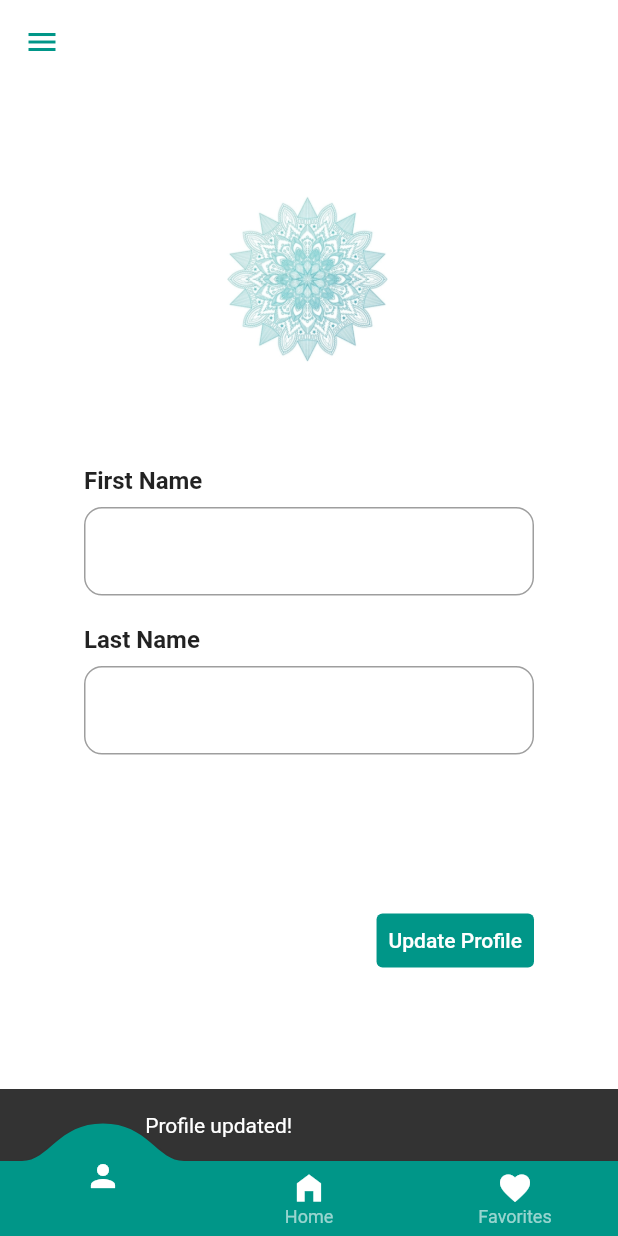
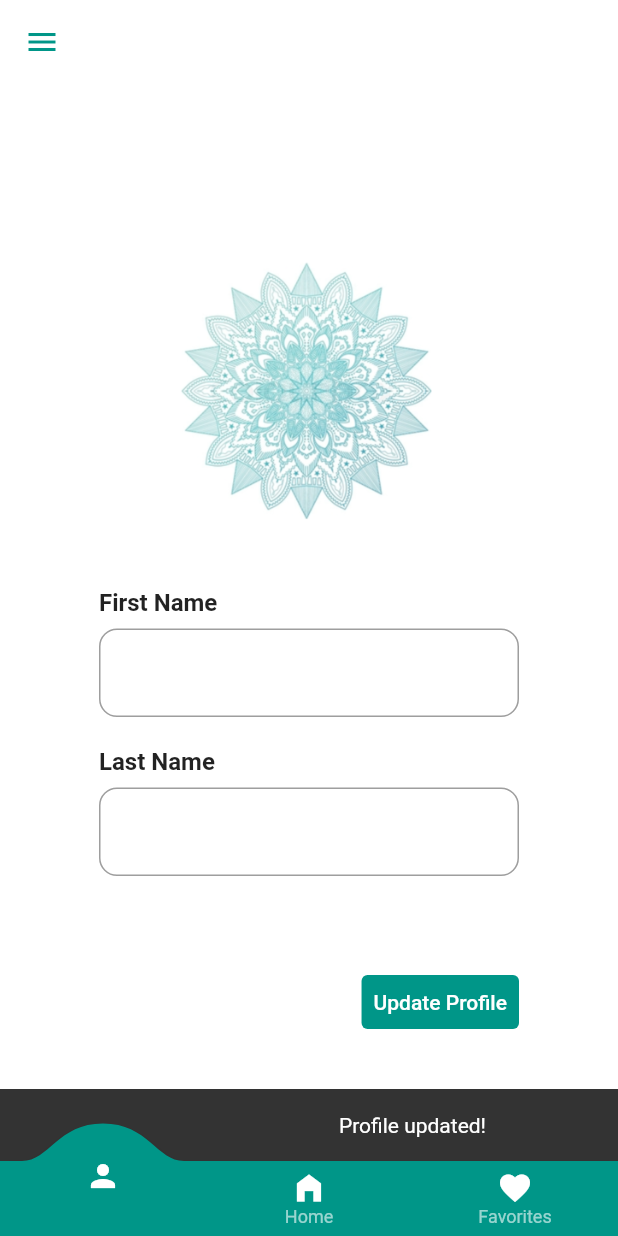
Before and after one commit to SaraAli26/PositiveQuotesApp, a Flutter app: the MyHomePage screen opened directly with empty values, after a tap on "Update Profile", on a phone screen of 412 x 824 dp. Run offline on Flutter 3.47's test engine with Material 2 defaults, Android fonts, the phone set to English and light mode, and no system bars; drawn by our look-alikes of convex_bottom_bar; our stand-ins replace cloud_firestore, firebase_core, firebase_database, flutter_secure_storage, share, shared_preferences; accounts and stored records are empty.

Commit message:
Profile Logo position Bug Fixed + Disable landscape orientation

```diff
--- a/lib/Pages/ProfilePage.dart
+++ b/lib/Pages/ProfilePage.dart
@@ -61,6 +61,7 @@ class _ProfilePageState extends State<ProfilePage> {
        child: isLoading ?
        CircularProgressIndicator()
            : Container(
+         padding: EdgeInsets.fromLTRB(10, 80, 10, 0),
             width: 300,
              child: SingleChildScrollView(
                child: Column(
@@ -73,13 +74,13 @@ class _ProfilePageState extends State<ProfilePage> {
                  child: Ink.image(
                    image:  AssetImage('assets/Images/mandala.png'),
                    fit: BoxFit.cover,
-                   width: 128,
-                   height: 128,
+                   width: 200,
+                   height: 200,
                    child: InkWell(onTap: (){}),
                  ),
                ),
                 ),
-               SizedBox(height: 60.0,),
+               SizedBox(height: 30.0,),
                Column(
           crossAxisAlignment: CrossAxisAlignment.start,
           children: [
@@ -119,7 +120,7 @@ class _ProfilePageState extends State<ProfilePage> {
                  ),
                ],
            ),
-           SizedBox(height: 100.0,),
+           SizedBox(height: 60.0,),
            Row(
                mainAxisAlignment: MainAxisAlignment.end,
                children: [
@@ -144,7 +145,7 @@ class _ProfilePageState extends State<ProfilePage> {
                        lastNameController.text
                      );
                      final snackBar = SnackBar(
-                       content: Text('                     Profile updated!'),
+                       content: Container(child: Text('       Profile updated!', textAlign: TextAlign.right,)),
                        action: SnackBarAction(
                          label: '',
                          onPressed: () {
--- a/lib/main.dart
+++ b/lib/main.dart
@@ -3,6 +3,7 @@ import 'package:flutter/material.dart';
 import 'package:flutter/services.dart';
 import 'package:firebase_core/firebase_core.dart';
 import 'package:provider/provider.dart';
+import 'package:flutter/services.dart';
 
 import 'package:qoutesapp/Pages/FavoritesPage.dart';
 import 'package:qoutesapp/Pages/HomePage.dart';
@@ -15,6 +16,11 @@ import 'Pages/SplashPage.dart';
 
 Future<void> main() async {
   WidgetsFlutterBinding.ensureInitialized();
+
+  // Prevent landscape mood
+  WidgetsFlutterBinding.ensureInitialized();
+  SystemChrome.setPreferredOrientations(
+      [DeviceOrientation.portraitUp, DeviceOrientation.portraitDown]);
 
   runApp(MyApp());
 }
```
